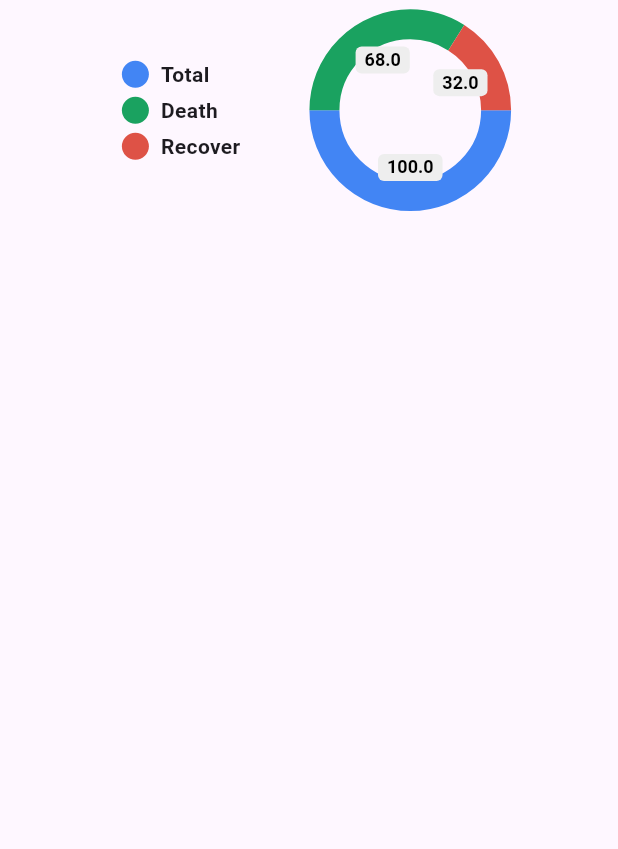
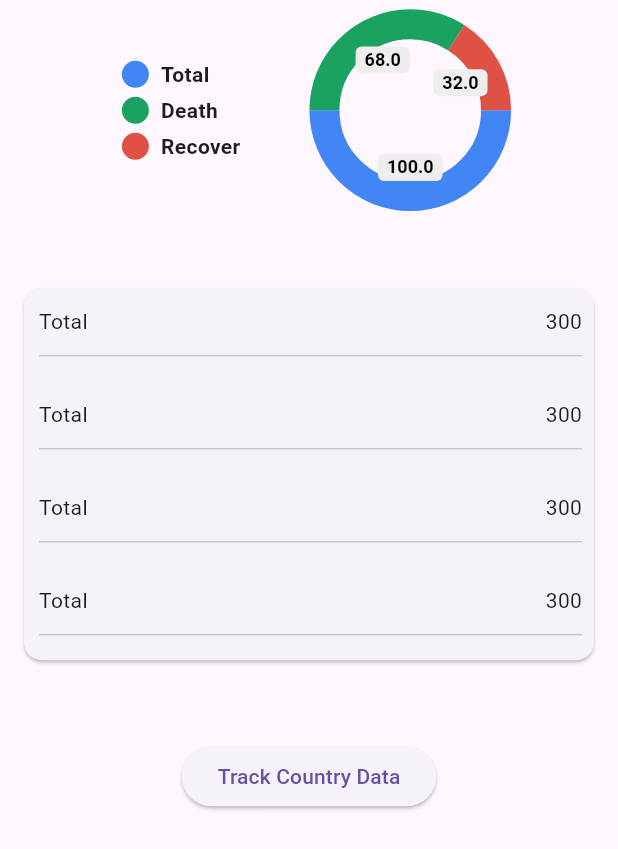
Before and after one commit to CodewithAnn/Flutter-Covid-App, a Flutter app: the screen it shows after launch, on a phone screen of 412 x 824 dp. Shown: the top 849 px of the screen. Run offline on Flutter 3.47's test engine with Material 3 defaults, Android fonts, the phone set to English and light mode, and no system bars; drawn by our look-alikes of pie_chart.

Commit message:
added Dummy Data
    - Added Card for Showing Dummy Data
    - Added Elevated Button for Tracking Countries Data
    - Later we replace Dummy Data with real Data (Api call) and show Countries data also

```diff
--- a/lib/Screens/Home/worldStat.dart
+++ b/lib/Screens/Home/worldStat.dart
@@ -44,9 +44,51 @@ class _WorldStatState extends State<WorldStat> with TickerProviderStateMixin {
                 legendPosition: LegendPosition.left,
               ),
             ),
+            Padding(
+              padding: EdgeInsets.symmetric(
+                  vertical: _mediaQuery.size.height * 0.06,
+                  horizontal: _mediaQuery.size.width * 0.029),
+              child: Card(
+                child: Column(
+                  children: [
+                    _reUseableRow(title: "Total", value: "300"),
+                    _reUseableRow(title: "Total", value: "300"),
+                    _reUseableRow(title: "Total", value: "300"),
+                    _reUseableRow(title: "Total", value: "300"),
+                  ],
+                ),
+              ),
+            ),
+            // Elevated Button for Tracking Countries Data
+            ElevatedButton(
+              onPressed: () {},
+              child: Text("Track Country Data"),
+            ),
           ],
         ),
       ),
     );
   }
+
+// method for using row multiple times
+  Widget _reUseableRow({required String title, required String value}) =>
+      Padding(
+        padding: const EdgeInsets.only(left: 10, right: 8, top: 12, bottom: 9),
+        child: Column(
+          mainAxisAlignment: MainAxisAlignment.spaceBetween,
+          children: [
+            Row(
+              mainAxisAlignment: MainAxisAlignment.spaceBetween,
+              children: [
+                Text(title),
+                Text(value),
+              ],
+            ),
+            const SizedBox(
+              height: 5,
+            ),
+            const Divider(),
+          ],
+        ),
+      );
 }
```
